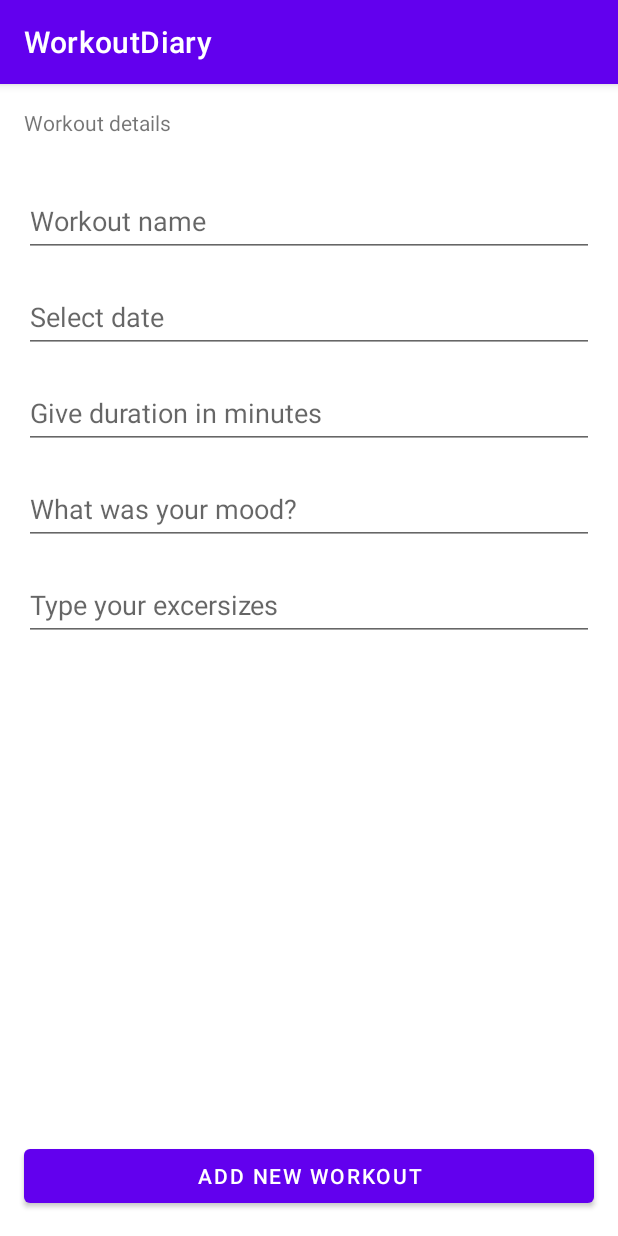
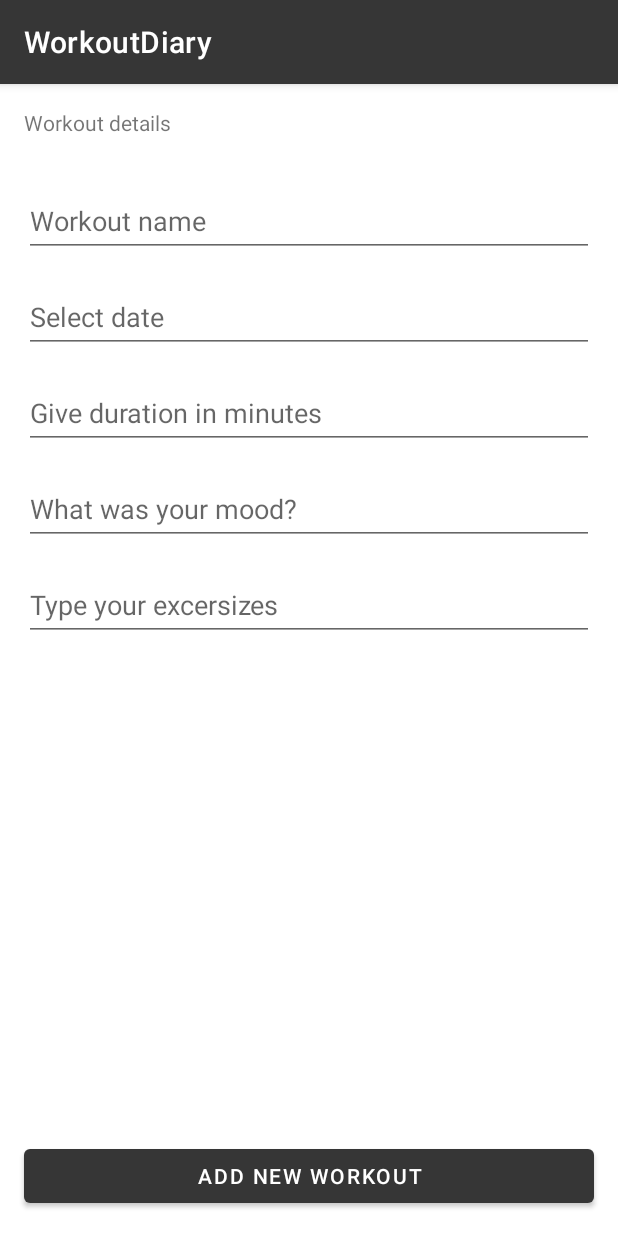
Before and after one commit to jacek-kaminski/kotlin-workout-diary, an Android app: the NewWorkoutFragment screen opened through its navigation route, on a phone screen of 412 x 824 dp. Run offline under Robolectric (Android 15) with nearby library versions, the phone set to English and light mode, and no system bars; our stand-ins replace Room's generated code, data binding.

Commit message:
Deletion added

```diff
--- a/app/src/main/java/com/example/workoutdiary/database/WorkoutDatabaseDao.kt
+++ b/app/src/main/java/com/example/workoutdiary/database/WorkoutDatabaseDao.kt
@@ -1,10 +1,7 @@
 package com.example.workoutdiary.database
 
 import androidx.lifecycle.LiveData
-import androidx.room.Dao
-import androidx.room.Insert
-import androidx.room.Query
-import androidx.room.Update
+import androidx.room.*
 
 @Dao
 interface WorkoutDatabaseDao {
@@ -15,6 +12,9 @@ interface WorkoutDatabaseDao {
     @Update
     suspend fun update(workout: Workout)
 
+    @Delete
+    suspend fun delete(workout: Workout)
+
     /**
      * Selects and returns workout with given id.
      *
@@ -23,7 +23,6 @@ interface WorkoutDatabaseDao {
     @Query("SELECT * FROM workouts WHERE id = :workoutId")
     suspend fun find(workoutId: Long): Workout
 
-
     /**
      * Selects and returns all workouts.
      *
--- a/app/src/main/java/com/example/workoutdiary/newworkout/NewWorkoutViewModel.kt
+++ b/app/src/main/java/com/example/workoutdiary/newworkout/NewWorkoutViewModel.kt
@@ -11,9 +11,14 @@ import kotlinx.coroutines.launch
 class NewWorkoutViewModel(dataSource: WorkoutDatabaseDao) : ViewModel() {
 
     val database = dataSource
+
     private val _navigateToWorkoutList = MutableLiveData<Boolean?>()
     val navigateToWorkoutList: LiveData<Boolean?>
         get() = _navigateToWorkoutList
+
+    private var _showSnackbarEvent = MutableLiveData<Boolean?>()
+    val showSnackbarEvent: LiveData<Boolean?>
+        get() = _showSnackbarEvent
 
 
     fun addNewWorkout(name: String, date: String, duration: Long, mood: String, exercises: String) {
@@ -22,7 +27,12 @@ class NewWorkoutViewModel(dataSource: WorkoutDatabaseDao) : ViewModel() {
             val newWorkout = Workout(0L, name, date, duration, mood, exercises)
             database.insert(newWorkout)
             _navigateToWorkoutList.value = true
+            _showSnackbarEvent.value = true
         }
+    }
+
+    fun doneShowingSnackbar() {
+        _showSnackbarEvent.value = false
     }
 
     fun doneNavigating() {
--- a/app/src/main/java/com/example/workoutdiary/workoutlist/WorkoutAdapter.kt
+++ b/app/src/main/java/com/example/workoutdiary/workoutlist/WorkoutListAdapter.kt
@@ -7,11 +7,13 @@ import androidx.recyclerview.widget.DiffUtil
 import androidx.recyclerview.widget.RecyclerView
 import com.example.workoutdiary.database.Workout
 import com.example.workoutdiary.databinding.ListItemWorkoutBinding
+import com.example.workoutdiary.generated.callback.OnClickListener
 
 /**
  *  Adapter for the workout list.
  */
-class WorkoutAdapter : ListAdapter<Workout, WorkoutAdapter.ViewHolder>(WorkoutDiffCallback()) {
+class WorkoutListAdapter(private val actionListener: OnListItemActionListener) :
+    ListAdapter<Workout, WorkoutListAdapter.ViewHolder>(WorkoutDiffCallback()) {
 
     override fun onCreateViewHolder(parent: ViewGroup, viewType: Int): ViewHolder {
         return ViewHolder.from(parent)
@@ -19,15 +21,16 @@ class WorkoutAdapter : ListAdapter<Workout, WorkoutAdapter.ViewHolder>(WorkoutDi
 
     override fun onBindViewHolder(holder: ViewHolder, position: Int) {
         val item = getItem(position)
-        holder.bind(item)
+        holder.bind(item, actionListener)
     }
 
 
     class ViewHolder private constructor(private val binding: ListItemWorkoutBinding) :
         RecyclerView.ViewHolder(binding.root) {
 
-        fun bind(item: Workout) {
+        fun bind(item: Workout, onListItemActionListener: OnListItemActionListener) {
             binding.workout = item
+            binding.deleteButton.setOnClickListener { onListItemActionListener.onItemDelete(item) }
             binding.executePendingBindings()
         }
 
@@ -52,3 +55,10 @@ class WorkoutDiffCallback : DiffUtil.ItemCallback<Workout>() {
     }
 
 }
+
+interface OnListItemActionListener {
+    /**
+     * Performs an action on delete button click
+     */
+    fun onItemDelete(workout: Workout)
+}
--- a/app/src/main/java/com/example/workoutdiary/workoutlist/WorkoutListFragment.kt
+++ b/app/src/main/java/com/example/workoutdiary/workoutlist/WorkoutListFragment.kt
@@ -1,22 +1,22 @@
 package com.example.workoutdiary.workoutlist
 
-import android.opengl.Visibility
 import android.os.Bundle
 import androidx.fragment.app.Fragment
 import android.view.LayoutInflater
 import android.view.View
-import android.view.View.GONE
 import android.view.ViewGroup
 import androidx.databinding.DataBindingUtil
-import androidx.lifecycle.Observer
 import androidx.lifecycle.ViewModelProvider
 import androidx.navigation.fragment.findNavController
 import com.example.workoutdiary.R
 import com.example.workoutdiary.database.AppDatabase
+import com.example.workoutdiary.database.Workout
 import com.example.workoutdiary.databinding.FragmentWorkoutListBinding
 import com.google.android.material.snackbar.Snackbar
 
-class WorkoutListFragment : Fragment() {
+class WorkoutListFragment : Fragment(), OnListItemActionListener {
+
+    private lateinit var workoutListViewModel: WorkoutListViewModel
 
     override fun onCreateView(
         inflater: LayoutInflater, container: ViewGroup?,
@@ -30,14 +30,14 @@ class WorkoutListFragment : Fragment() {
         )
         val application = requireNotNull(this.activity).application
         val dataSource = AppDatabase.getInstance(application).workoutDatabaseDao
-        val viewModelFactory = WorkoutListViewModelFactory(dataSource, application)
+        val viewModelFactory = WorkoutListViewModelFactory(dataSource)
 
-        val workoutListViewModel =
+        workoutListViewModel =
             ViewModelProvider(this, viewModelFactory).get(WorkoutListViewModel::class.java)
 
         binding.workoutListViewModel = workoutListViewModel
 
-        val adapter = WorkoutAdapter()
+        val adapter = WorkoutListAdapter(this)
         binding.workoutList.adapter = adapter
 
         workoutListViewModel.workouts.observe(
@@ -55,16 +55,19 @@ class WorkoutListFragment : Fragment() {
         })
 
         workoutListViewModel.showSnackbarEvent.observe(viewLifecycleOwner, {
-                binding.floatingActionButton.hide()
             if (it == true) {
                 Snackbar.make(
                     requireActivity().findViewById(android.R.id.content),
-                    getString(R.string.workout_added_message),
-                    Snackbar.LENGTH_SHORT // How long to display the message.
+                    getString(R.string.workout_removed_message),
+                    Snackbar.LENGTH_SHORT
                 ).show()
                 workoutListViewModel.doneShowingSnackbar()
             }
         })
         return binding.root
     }
+
+    override fun onItemDelete(workout: Workout) {
+        workoutListViewModel.onDeleteNewWorkout(workout)
+    }
 }
--- a/app/src/main/java/com/example/workoutdiary/workoutlist/WorkoutListViewModelFactory.kt
+++ b/app/src/main/java/com/example/workoutdiary/workoutlist/WorkoutListViewModelFactory.kt
@@ -10,12 +10,11 @@ import com.example.workoutdiary.database.WorkoutDatabaseDao
  */
 class WorkoutListViewModelFactory(
     private val dataSource: WorkoutDatabaseDao,
-    private val application: Application
 ) : ViewModelProvider.Factory {
     @Suppress("unchecked_cast")
     override fun <T : ViewModel?> create(modelClass: Class<T>): T {
         if (modelClass.isAssignableFrom(WorkoutListViewModel::class.java)) {
-            return WorkoutListViewModel(dataSource, application) as T
+            return WorkoutListViewModel(dataSource) as T
         }
         throw IllegalArgumentException("Unknown ViewModel class")
     }
--- a/app/src/main/res/values/colors.xml
+++ b/app/src/main/res/values/colors.xml
@@ -5,6 +5,17 @@
     <color name="purple_700">#FF3700B3</color>
     <color name="teal_200">#FF03DAC5</color>
     <color name="teal_700">#FF018786</color>
+
+    <color name="black_gray">#212121</color>
+    <color name="dark_gray">#363636</color>
+    <color name="light_gray">#D4D4D4</color>
+    <color name="yellow">#FFC700</color>
+    <color name="orange">#FFAC00</color>
     <color name="black">#FF000000</color>
     <color name="white">#FFFFFFFF</color>
+    <color name="red">#FD1E08</color>
+
+
+
+
 </resources>
--- a/app/src/main/res/values/strings.xml
+++ b/app/src/main/res/values/strings.xml
@@ -1,9 +1,9 @@
 <resources>
     <string name="app_name">WorkoutDiary</string>
-    <!-- TODO: Remove or change this placeholder text -->
-    <string name="hello_blank_fragment">Hello blank fragment</string>
+
     <string name="my_workouts_title">My Workouts</string>
     <string name="workout_added_message">Your Workout was successfully added!</string>
+    <string name="workout_removed_message">Your Workout was successfully deleted!</string>
     <string name="workout_details_label">Workout details</string>
 
 </resources>
--- a/app/src/main/res/values/themes.xml
+++ b/app/src/main/res/values/themes.xml
@@ -2,12 +2,12 @@
     <!-- Base application theme. -->
     <style name="Theme.WorkoutDiary" parent="Theme.MaterialComponents.DayNight.DarkActionBar">
         <!-- Primary brand color. -->
-        <item name="colorPrimary">@color/purple_500</item>
-        <item name="colorPrimaryVariant">@color/purple_700</item>
+        <item name="colorPrimary">@color/dark_gray</item>
+        <item name="colorPrimaryVariant">@color/black_gray</item>
         <item name="colorOnPrimary">@color/white</item>
         <!-- Secondary brand color. -->
-        <item name="colorSecondary">@color/teal_200</item>
-        <item name="colorSecondaryVariant">@color/teal_700</item>
+        <item name="colorSecondary">@color/yellow</item>
+        <item name="colorSecondaryVariant">@color/orange</item>
         <item name="colorOnSecondary">@color/black</item>
         <!-- Status bar color. -->
         <item name="android:statusBarColor" tools:targetApi="l">?attr/colorPrimaryVariant</item>
```
Also changed, not shown: app/src/main/java/com/example/workoutdiary/newworkout/NewWorkoutFragment.kt (+12 -0 lines), app/src/main/java/com/example/workoutdiary/workoutlist/WorkoutListViewModel.kt (+8 -8 lines), app/src/main/res/layout/list_item_workout.xml (+5 -5 lines).
